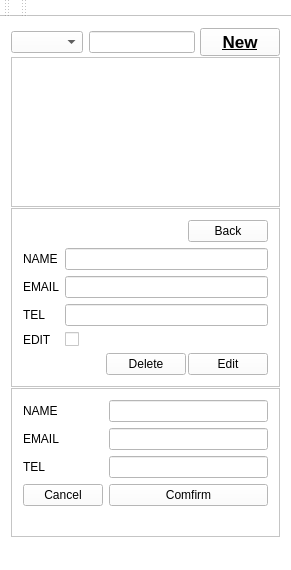
First picture: the form in mainwindow.ui, repository LINGJIARONG/QTContactList, before the edit.
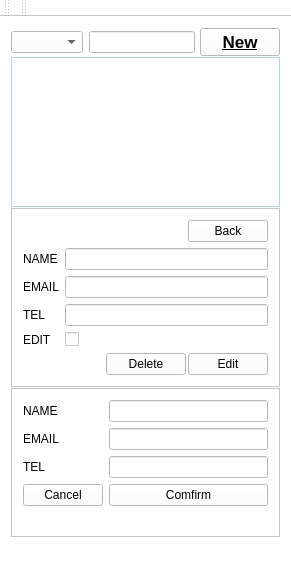
Second picture: the form after the edit.

The edit to the form file:
```diff
--- a/mainwindow.ui
+++ b/mainwindow.ui
@@ -99,6 +99,25 @@
         <pointsize>12</pointsize>
        </font>
       </property>
+      <property name="styleSheet">
+       <string notr="true">QListView {
+    border: 1px solid lightblue;
+    background-color: white;
+}
+
+QListView:item {
+    padding: 2px;
+    border-bottom: 1px solid #aaaaaa;
+}
+QListView:item:hover,QListView:item:focus {
+    padding: 4px;
+	color:red;
+    
+}
+QListView:item:selected {
+    background-color: #dddddd;
+}</string>
+      </property>
       <property name="flow">
        <enum>QListView::TopToBottom</enum>
       </property>
```
Left out of the diff: 3 changed lines with no effect on the pictures.
